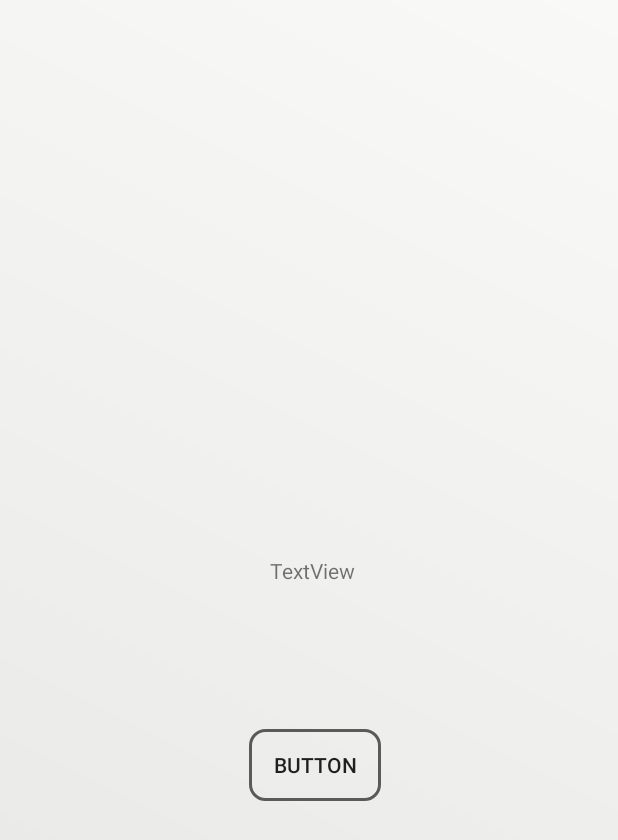
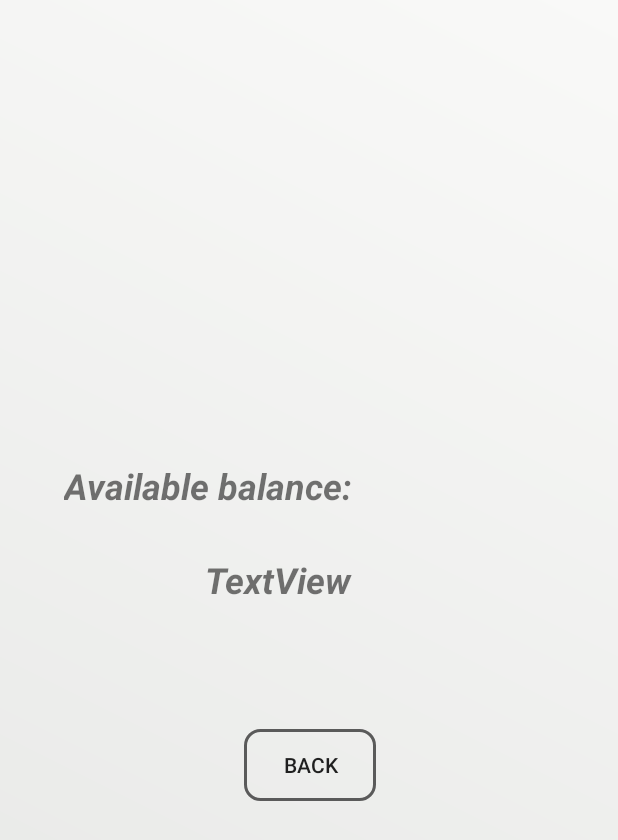
Before and after one commit to Aadhiarc/ATMUI, an Android app: the viewBalance screen opened directly, with no data from a screen before it, on a phone screen of 412 x 824 dp. Shown: the top 840 px of the screen. Run offline under Robolectric (Android 15) with nearby library versions, the phone set to English and light mode, and no system bars.

```diff
--- a/app/src/main/java/com/example/atmapp/viewBalance.java
+++ b/app/src/main/java/com/example/atmapp/viewBalance.java
@@ -4,6 +4,7 @@ import androidx.appcompat.app.AppCompatActivity;
 
 import android.annotation.SuppressLint;
 import android.content.Intent;
+import android.content.SharedPreferences;
 import android.database.Cursor;
 import android.database.sqlite.SQLiteDatabase;
 import android.os.Bundle;
@@ -13,10 +14,14 @@ import android.view.WindowManager;
 import android.widget.Button;
 import android.widget.TextView;
 
+import java.util.ArrayList;
+import java.util.List;
+
 public class viewBalance extends AppCompatActivity {
-    TextView balance;
+     TextView balance;
     Button avaiViewbtn;
     DBhelper dBhelper;
+    List<String> arrayList;
     @SuppressLint("MissingInflatedId")
     @Override
     protected void onCreate(Bundle savedInstanceState) {
@@ -26,10 +31,10 @@ public class viewBalance extends AppCompatActivity {
         requestWindowFeature(Window.FEATURE_NO_TITLE);
         getSupportActionBar().hide();
         setContentView(R.layout.activity_view_balance);
-        balance = findViewById(R.id.viewbalance4);
+        balance=findViewById(R.id.viewBalance);
         avaiViewbtn =findViewById(R.id.view_xml_backButton);
+        dataBase();
         click();
-        dataBase();
 
 
     }
@@ -39,17 +44,29 @@ public class viewBalance extends AppCompatActivity {
             @Override
             public void onClick(View view) {
                 Intent intent = new Intent(viewBalance.this,Activity3.class);
+                dataBase();
                 startActivity(intent);
             }
         });
     }
-
     void dataBase(){
         dBhelper=new DBhelper(this);
         SQLiteDatabase db =dBhelper.getReadableDatabase();
-        Cursor cursor=db.rawQuery("select * from accountDetails where accountNumber=?",new String[]{"161601"});
+        Cursor cursor=db.rawQuery("select * from accountDetails",null,null);
+        arrayList=new ArrayList<String>();
         while (cursor.moveToNext()){
-            System.out.println("qwertyuiop"+cursor.getString(4));
+            arrayList.add(cursor.getString(1));
+            arrayList.add(cursor.getString(4));
+        }
+        SharedPreferences mysharedPreferences=getSharedPreferences("Aadhi",MODE_PRIVATE);
+        String acNum=mysharedPreferences.getString("accountNumber","empty");
+        for(int i =0;i<arrayList.size();i++){
+            if(arrayList.get(i).equals(acNum)){
+               String updateBal=arrayList.get(1);
+                System.out.println("MY BAL"+updateBal);
+                balance.setText(updateBal);
+
+            }
         }
 
     }
--- a/app/src/main/res/layout/activity_view_balance.xml
+++ b/app/src/main/res/layout/activity_view_balance.xml
@@ -7,26 +7,42 @@
     android:background="@drawable/gradient"
     tools:context=".viewBalance">
 
-    <TextView
-        android:id="@+id/viewbalance4"
-        android:layout_width="wrap_content"
-        android:layout_height="wrap_content"
-        android:layout_alignParentEnd="true"
-        android:layout_alignParentBottom="true"
-        android:layout_marginEnd="175dp"
-        android:layout_marginBottom="434dp"
-        android:text="TextView" />
-
     <androidx.appcompat.widget.AppCompatButton
         android:id="@+id/view_xml_backButton"
         android:layout_width="wrap_content"
         android:layout_height="wrap_content"
         android:layout_alignParentEnd="true"
         android:layout_alignParentBottom="true"
-        android:layout_marginEnd="158dp"
+        android:layout_marginEnd="161dp"
         android:layout_marginBottom="290dp"
         android:background="@drawable/gradient_btn"
-        android:text="Button" />
+        android:text="Back" />
+
+
+
+    <TextView
+        android:id="@+id/textView2"
+        android:layout_width="wrap_content"
+        android:layout_height="wrap_content"
+        android:layout_alignParentEnd="true"
+        android:layout_alignParentBottom="true"
+        android:layout_marginEnd="177dp"
+        android:layout_marginBottom="484dp"
+        android:text="Available balance:"
+        android:textSize="24sp"
+        android:textStyle="bold|italic" />
+
+    <TextView
+        android:id="@+id/viewBalance"
+        android:layout_width="wrap_content"
+        android:layout_height="wrap_content"
+        android:layout_alignParentEnd="true"
+        android:layout_alignParentBottom="true"
+        android:layout_marginEnd="177dp"
+        android:layout_marginBottom="421dp"
+        android:text="TextView"
+        android:textSize="24sp"
+        android:textStyle="bold|italic"/>
 
 
 </RelativeLayout>
```
Also changed, not shown: app/src/main/java/com/example/atmapp/depositAmount.java (+18 -11 lines), app/src/main/res/layout/activity_deposit_amount.xml (+25 -14 lines).
